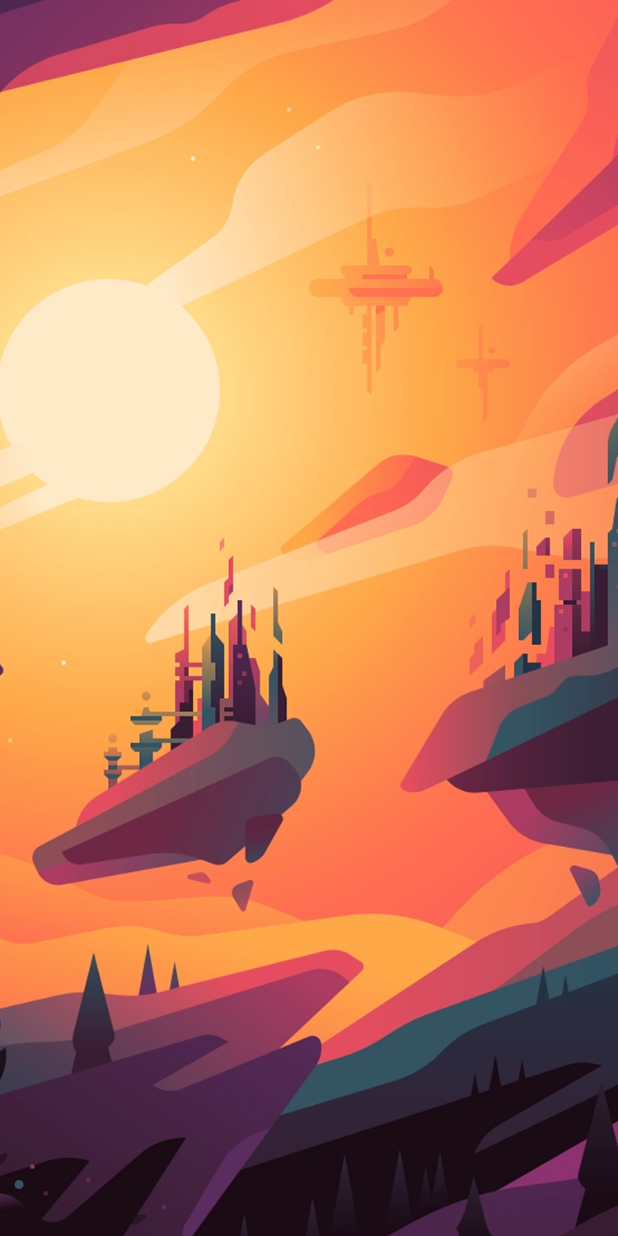
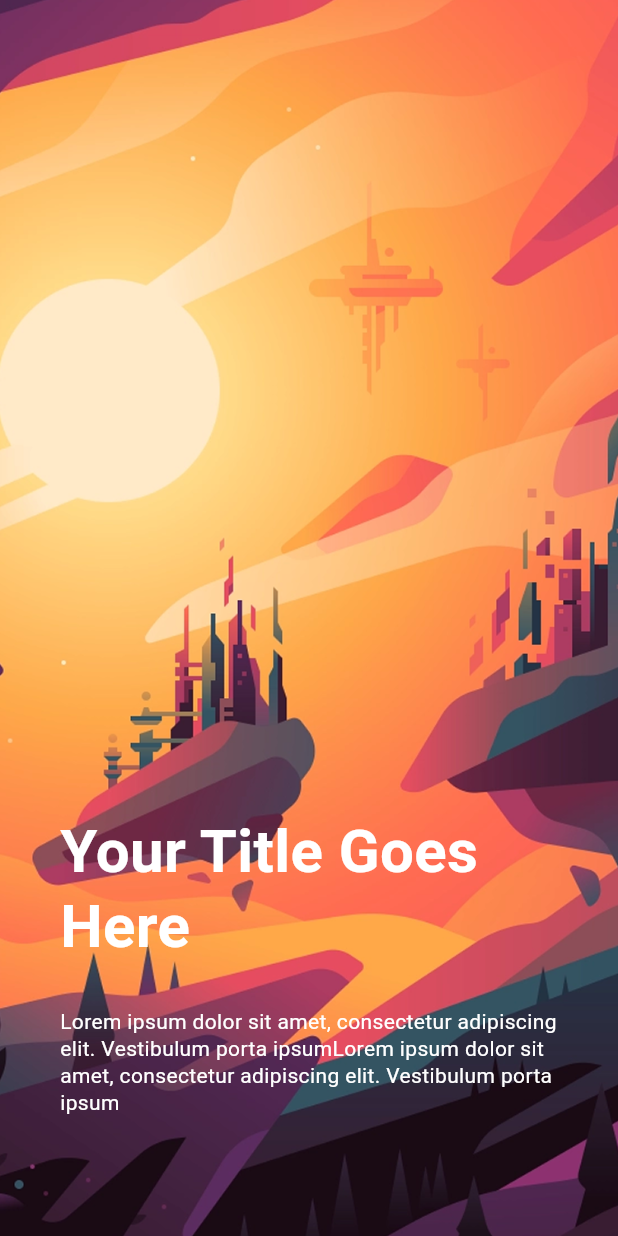
Before and after one commit to Andhikagr/page-view-exam, a Flutter app: the screen it shows after launch, swiped to page 3, on a phone screen of 412 x 824 dp. Run offline on Flutter 3.47's test engine with Material 3 defaults, Android fonts, the light colour scheme and no system bars.

Commit message:
Update all changes: UI, assets, packages, and other files

```diff
--- a/lib/onboarding_one/city_three.dart
+++ b/lib/onboarding_one/city_three.dart
@@ -8,7 +8,40 @@ class CityThree extends StatelessWidget {
     return Scaffold(
       body: Stack(
         fit: StackFit.expand,
-        children: [Image.asset("assets/city-3.png", fit: BoxFit.cover)],
+        children: [
+          Image.asset("assets/city-3.png", fit: BoxFit.cover),
+          Positioned(
+            bottom: 40,
+            left: 0,
+            right: 0,
+            child: Padding(
+              padding: const EdgeInsets.all(40),
+              child: Column(
+                crossAxisAlignment: CrossAxisAlignment.start,
+                children: [
+                  Text(
+                    "Your Title Goes \nHere",
+                    style: TextStyle(
+                      height: 1.25,
+                      color: Colors.white,
+                      fontSize: 40,
+                      fontWeight: FontWeight.bold,
+                    ),
+                  ),
+                  SizedBox(height: 30),
+                  Text(
+                    "Lorem ipsum dolor sit amet, consectetur adipiscing elit. Vestibulum porta ipsumLorem ipsum dolor sit amet, consectetur adipiscing elit. Vestibulum porta ipsum",
+                    style: TextStyle(
+                      height: 1.25,
+                      color: Colors.white,
+                      fontSize: 14,
+                    ),
+                  ),
+                ],
+              ),
+            ),
+          ),
+        ],
       ),
     );
   }
```
